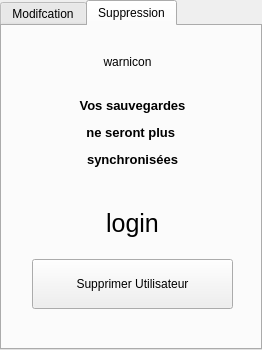
LP-ACPI/VerrouYEAH, file src/views/forms/userformdialog.ui: the form before one commit.
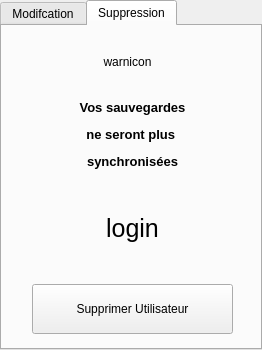
The form after the commit. The open tabs and pages were chosen to show the change.

```diff
--- a/src/views/forms/userformdialog.ui
+++ b/src/views/forms/userformdialog.ui
@@ -283,7 +283,7 @@
        <x>30</x>
        <y>72</y>
        <width>201</width>
-       <height>211</height>
+       <height>236</height>
       </rect>
      </property>
      <layout class="QVBoxLayout" name="verticalLayout_2">
```
Left out of the diff: 2 changed lines with no effect on the pictures.
